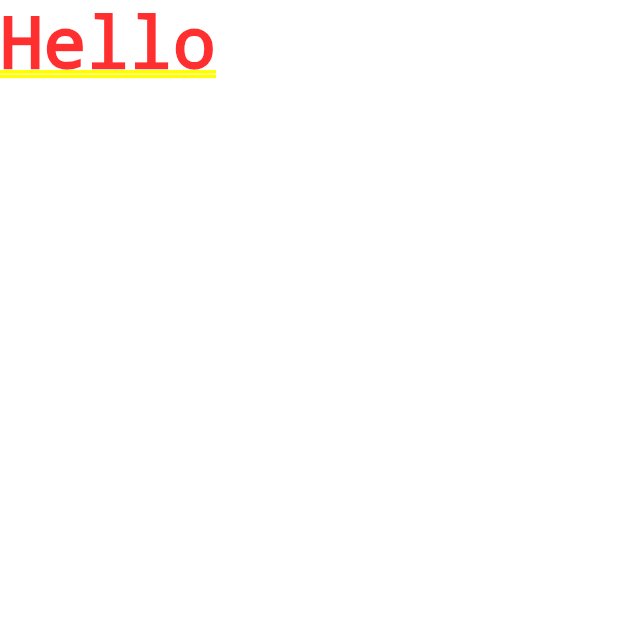
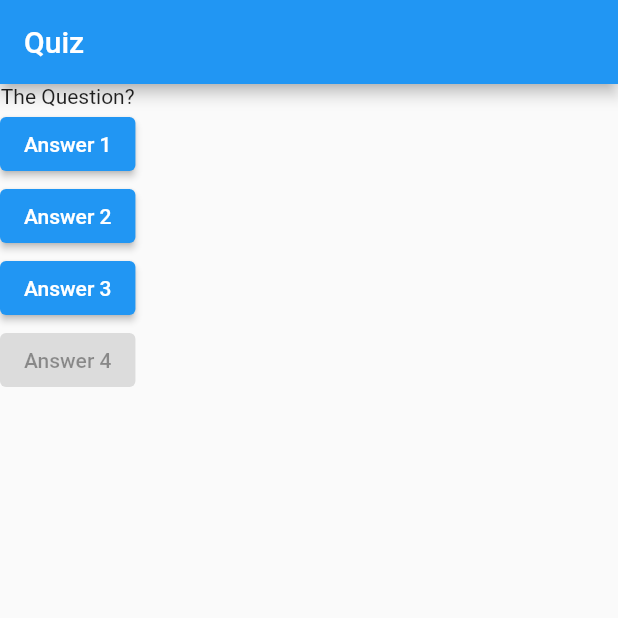
Before and after one commit to timsinakiran/quiz_app, a Flutter app: the screen it shows after launch, on a phone screen of 412 x 824 dp, the top half of it. Run offline on Flutter 3.47's test engine with Material 2 defaults, Android fonts, the phone set to English and light mode, and no system bars.

Commit message:
added dart constructor demo, added a question with 4 answers

```diff
--- a/lib/main.dart
+++ b/lib/main.dart
@@ -1,11 +1,49 @@
 import "package:flutter/material.dart";
 
-void main() {
-  runApp(MyApp());
-}
+// void main() {
+//   runApp(MyApp());
+// }
+
+void main() => runApp(MyApp());
 
 class MyApp extends StatelessWidget {
+  void answerQuestion() {
+    print("Answer Chosen");
+  }
+
+  @override
   Widget build(BuildContext context) {
-    return MaterialApp(home: Text('Hello'));
+    var questions = [
+      "What's your favorite color?",
+      "What's your favorite animal?",
+    ];
+    return MaterialApp(
+      home: Scaffold(
+        appBar: AppBar(
+          title: Text('Quiz'),
+        ),
+        body: Column(
+          children: [
+            Text('The Question?'),
+            ElevatedButton(
+              onPressed: answerQuestion,
+              child: Text('Answer 1'),
+            ),
+            ElevatedButton(
+              onPressed: () => print('Answer 2 chosen!'),
+              child: Text('Answer 2'),
+            ),
+            ElevatedButton(
+              onPressed: () => print('Answer 3 chosen!'),
+              child: Text('Answer 3'),
+            ),
+            ElevatedButton(
+              onPressed: null,
+              child: Text('Answer 4'),
+            ),
+          ],
+        ),
+      ),
+    );
   }
 }
```
Also changed, not shown: lib/practice.dart (added, +17 -0 lines).
